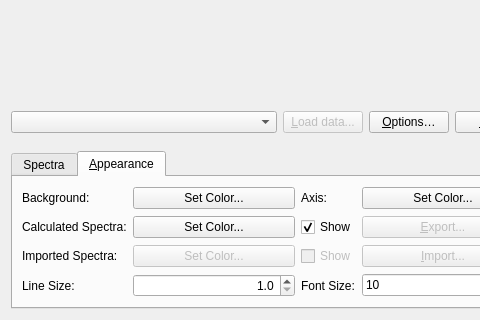
OpenChemistry/avogadrolibs, file avogadro/qtplugins/spectra/spectradialog.ui: the form before one commit; both pictures show x 0 to 480 and y 160 to 480 of the 808 by 480 pixel window.
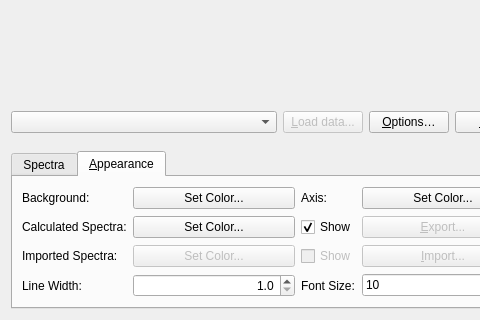
The form after the commit. The open tabs and pages were chosen to show the change. Custom widgets are drawn as their Qt base class.

Commit message:
Clarify line width / size in spectra dialog
Fixes #1677

The edit to the form file:
```diff
--- a/avogadro/qtplugins/spectra/spectradialog.ui
+++ b/avogadro/qtplugins/spectra/spectradialog.ui
@@ -431,7 +431,7 @@
        <item row="5" column="0">
         <widget class="QLabel" name="label_5">
          <property name="text">
-          <string>Line Size:</string>
+          <string comment="Size in pixels of the line drawing the spectra">Line Width:</string>
          </property>
         </widget>
        </item>
```
Left out of the diff: 3 changed lines with no effect on the pictures.
